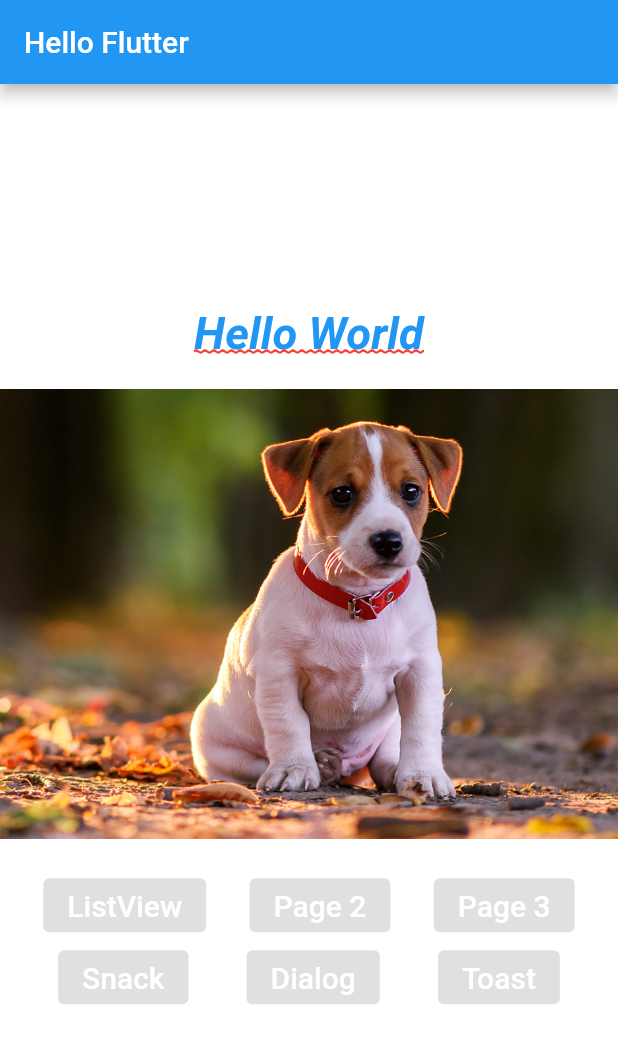
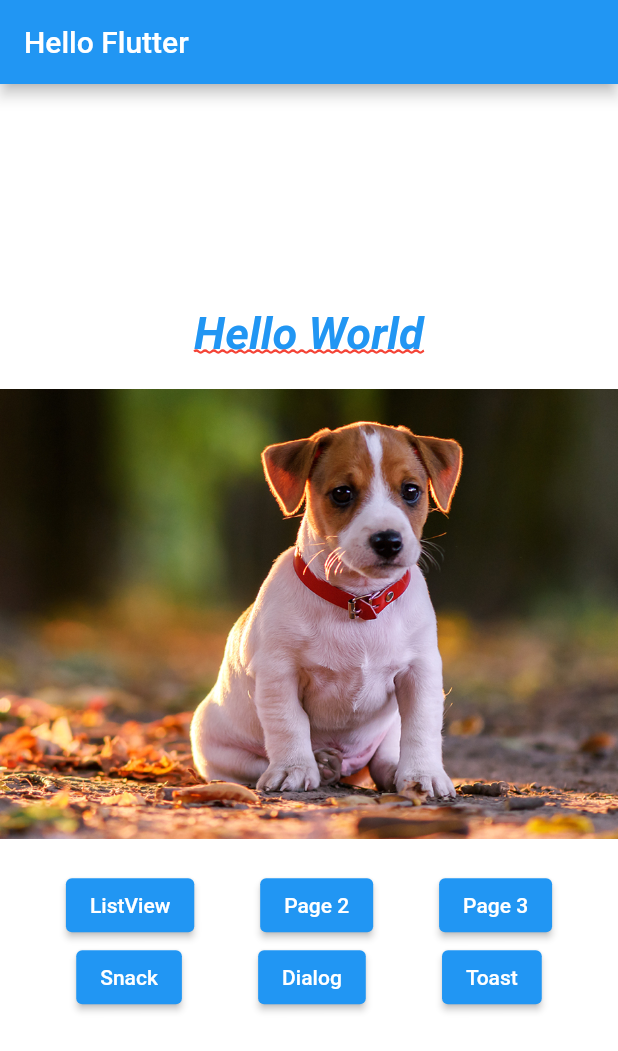
Before and after one commit to MatheusAngelicio/DogApp, a Flutter app: the screen it shows after launch, on a phone screen of 412 x 824 dp. Shown: the top 1051 px of the screen. Run offline on Flutter 3.47's test engine with Material 2 defaults, Android fonts, the phone set to English and light mode, and no system bars.

Commit message:
refazer bluebutton

```diff
--- a/lib/pages/hello_page1.dart
+++ b/lib/pages/hello_page1.dart
@@ -2,6 +2,8 @@
 import 'package:flutter/material.dart';
 
 class HelloPage1 extends StatelessWidget {
+  const HelloPage1({super.key});
+
   @override
   Widget build(BuildContext context) {
     return Scaffold(
--- a/lib/pages/home_page.dart
+++ b/lib/pages/home_page.dart
@@ -1,5 +1,6 @@
 import 'package:dogapp/pages/hello_page2.dart';
 import 'package:dogapp/pages/hello_page3.dart';
+import 'package:dogapp/utils/nav.dart';
 import 'package:flutter/material.dart';
 
 import '../widgetssssss/blue_button.dart';
@@ -52,25 +53,31 @@ class HomePage extends StatelessWidget {
         Row(
           mainAxisAlignment: MainAxisAlignment.spaceEvenly,
           children: <Widget>[
-            BlueButton("ListView",onPressed: () => _onClickNavigator(context, HelloPage1())),
-            BlueButton("Page 2", onPressed:() => _onClickNavigator(context, HelloPage2())),
-            BlueButton("Page 3", onPressed:() => _onClickNavigator(context, HelloPage3())),
+            BlueButton("ListView",),
+            BlueButton("Page 2",),
+            BlueButton("Page 3",),
           ],
         ),
         Row(
           mainAxisAlignment: MainAxisAlignment.spaceEvenly,
           children: <Widget>[
-            BlueButton("Snack",onPressed: _onClickSnack),
-            BlueButton("Dialog",onPressed: _onClickDialog),
-            BlueButton("Toast",onPressed: _onClickToast)
+            BlueButton("Snack",),
+            BlueButton("Dialog",),
+            BlueButton("Toast",)
           ],
         )
       ],
     );
   }
 
-  void _onClickNavigator(BuildContext context, Widget page) {
+  x(text, context){
+   return ElevatedButton(onPressed: () {
+     push(context, HelloPage1());
+   }, child: Text(text));
+  }
 
+  _onClickNavigator(BuildContext context, Widget page) {
+    push(context, page);
   }
 
   _onClickSnack() {
--- a/lib/utils/nav.dart
+++ b/lib/utils/nav.dart
@@ -1,7 +1,7 @@
 import 'package:flutter/material.dart';
 
-/*void push(BuildContext context, Widget page) {
+void push(BuildContext context, Widget page) {
   Navigator.push(context, MaterialPageRoute(builder: (BuildContext context) {
     return page;
   }));
-}*/
+}
--- a/lib/widgetssssss/blue_button.dart
+++ b/lib/widgetssssss/blue_button.dart
@@ -1,25 +1,20 @@
 
 import 'package:flutter/material.dart';
+
+import '../pages/hello_page2.dart';
+import '../utils/nav.dart';
 
 class BlueButton extends StatelessWidget {
 
   String text;
-  Function onPressed;
   Color color;
 
-  BlueButton(this.text, {required this.onPressed, this.color = Colors.blue});
+  BlueButton(this.text, {super.key, this.color = Colors.blue});
 
   @override
   Widget build(BuildContext context) {
     return ElevatedButton(
-        onPressed: onPressed(),
-        child: Text(
-          text,
-          style: const TextStyle(
-            color: Colors.white,
-            fontSize: 20,
-          ),
-        )
-    );
+        onPressed: () {},
+        child: Text(text));
   }
 }
```
Also changed, not shown: lib/pages/hello_page2.dart (+3 -5 lines), lib/pages/hello_page3.dart (+3 -5 lines).
